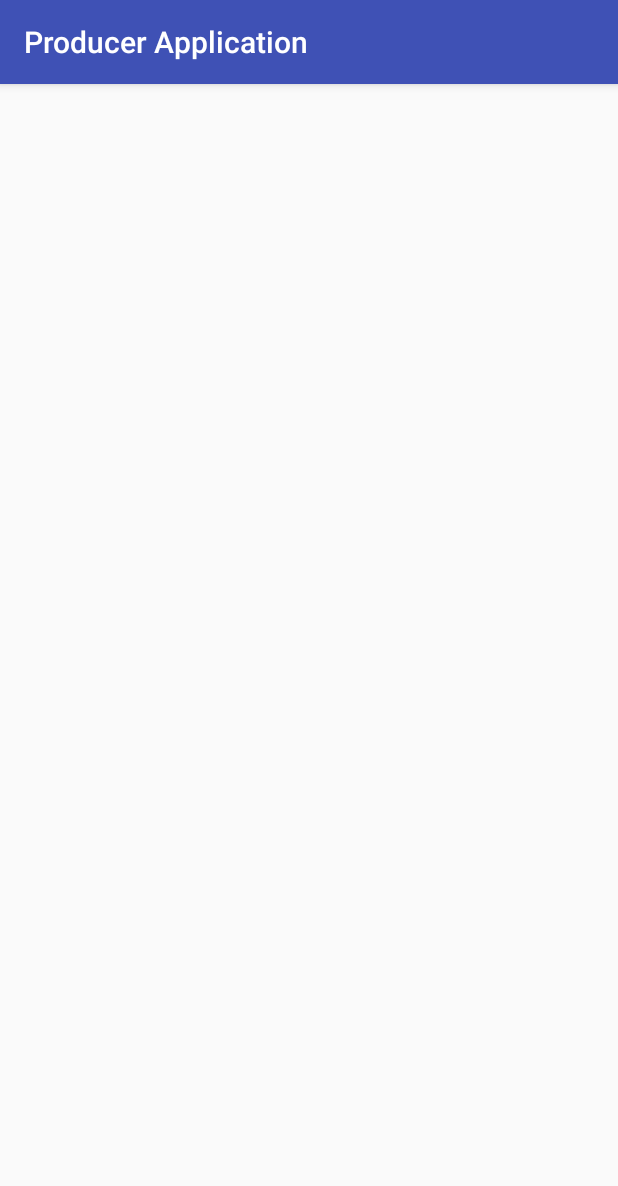
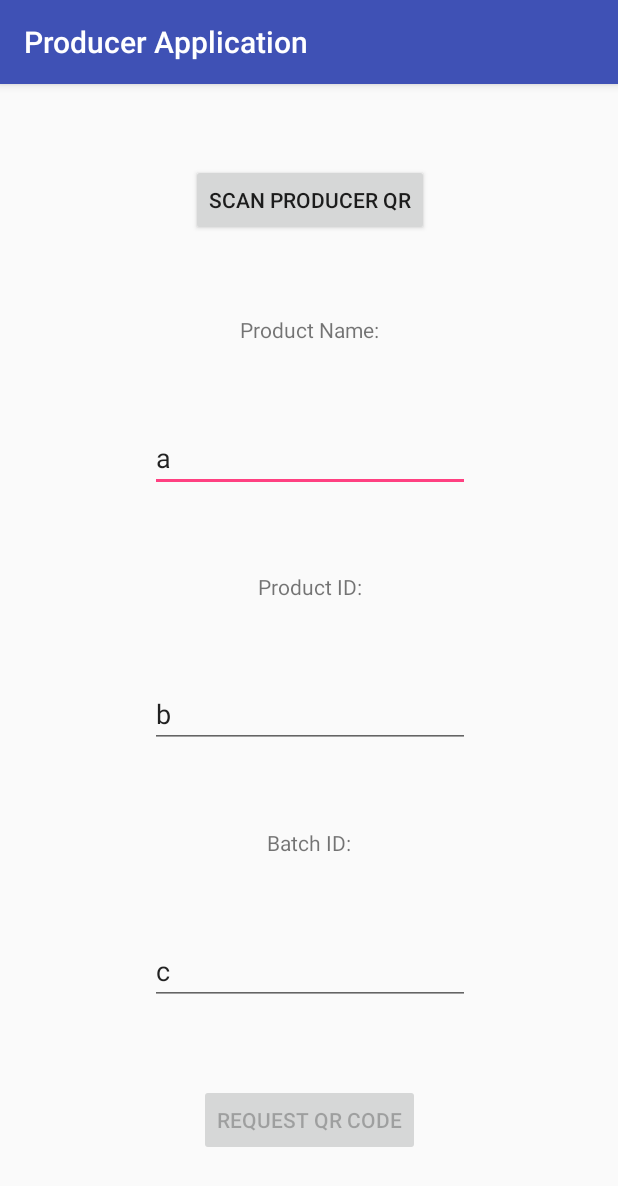
Before and after one commit to SwinburneBlockchain/ProducerApp, an Android app: the screen it shows after launch (ScanProducerQR before the commit, QRCodeParametersActivity after it), after a tap on "REQUEST NEW QR CODE", on a phone screen of 412 x 824 dp. Shown: the top 1186 px of the screen. Run offline under Robolectric (Android 15) with nearby library versions, the phone set to English and light mode, and no system bars.

Commit message:
Squashed many bugs

```diff
--- a/app/src/main/AndroidManifest.xml
+++ b/app/src/main/AndroidManifest.xml
@@ -30,8 +30,7 @@
         <activity android:name=".GenQR.ScanProducerQR" />
         <activity android:name=".ScanQR.LocationParameterActivity" />
         <activity android:name=".AcknowledgementsActivity" />
-        <activity android:name=".ScanQR.TransferProductActivity"></activity>
-        <activity android:name=".ProofOfLocation"></activity>
+        <activity android:name=".ScanQR.ProofOfLocation"></activity>
     </application>
 
 </manifest>
--- a/app/src/main/java/com/swinblockchain/producerapp/MainActivity.java
+++ b/app/src/main/java/com/swinblockchain/producerapp/MainActivity.java
@@ -53,7 +53,7 @@ public class MainActivity extends AppCompatActivity {
      * @param view
      */
     public void requestQRCode(View view) {
-        Intent i = new Intent(MainActivity.this, ScanProducerQR.class);
+        Intent i = new Intent(MainActivity.this, QRCodeParametersActivity.class);
         startActivity(i);
     }
 
--- a/app/src/main/java/com/swinblockchain/producerapp/ProofOfLocation.java
+++ b/app/src/main/java/com/swinblockchain/producerapp/ScanQR/ProofOfLocation.java
@@ -1,4 +1,4 @@
-package com.swinblockchain.producerapp;
+package com.swinblockchain.producerapp.ScanQR;
 
 import android.app.AlertDialog;
 import android.bluetooth.BluetoothAdapter;
@@ -14,6 +14,8 @@ import android.view.View;
 import android.widget.Button;
 import android.widget.TextView;
 import android.widget.Toast;
+
+import com.swinblockchain.producerapp.R;
 
 import java.io.BufferedReader;
 import java.io.BufferedWriter;
--- a/app/src/main/res/layout/activity_main.xml
+++ b/app/src/main/res/layout/activity_main.xml
@@ -24,13 +24,13 @@
         android:layout_width="wrap_content"
         android:layout_height="wrap_content"
         android:onClick="scanQRCode"
-        android:text="@string/scanQR"
+        android:text="Move Product"
         app:layout_constraintBottom_toBottomOf="parent"
         app:layout_constraintLeft_toLeftOf="parent"
         app:layout_constraintRight_toLeftOf="@+id/requestQrButton"
         app:layout_constraintTop_toTopOf="parent"
         app:layout_constraintVertical_bias="0.498"
-        tools:text="@string/scanQR" />
+        tools:text="Move Product" />
 
     <Button
         android:id="@+id/requestQrButton"
--- a/app/src/main/res/layout/activity_proof_of_location.xml
+++ b/app/src/main/res/layout/activity_proof_of_location.xml
@@ -4,7 +4,7 @@
     xmlns:tools="http://schemas.android.com/tools"
     android:layout_width="match_parent"
     android:layout_height="match_parent"
-    tools:context="com.swinblockchain.producerapp.ProofOfLocation"
+    tools:context="com.swinblockchain.producerapp.ScanQR.ProofOfLocation"
     tools:layout_editor_absoluteY="81dp"
     tools:layout_editor_absoluteX="0dp">
 
--- a/app/src/main/res/layout/activity_qrcode_parameters.xml
+++ b/app/src/main/res/layout/activity_qrcode_parameters.xml
@@ -16,32 +16,32 @@
         android:inputType="text"
         android:text="a"
         app:layout_constraintBottom_toTopOf="@+id/productID"
-        app:layout_constraintHorizontal_bias="0.502"
+        app:layout_constraintTop_toBottomOf="@+id/productName"
+        app:layout_constraintRight_toRightOf="parent"
         app:layout_constraintLeft_toLeftOf="parent"
-        app:layout_constraintRight_toRightOf="parent"
-        app:layout_constraintTop_toBottomOf="@+id/productName" />
+        app:layout_constraintHorizontal_bias="0.502" />
 
     <TextView
         android:id="@+id/productName"
         android:layout_width="wrap_content"
         android:layout_height="wrap_content"
         android:text="Product Name:"
-        app:layout_constraintTop_toTopOf="parent"
+        app:layout_constraintBottom_toTopOf="@+id/productNameText"
         app:layout_constraintRight_toRightOf="parent"
         app:layout_constraintLeft_toLeftOf="parent"
         app:layout_constraintHorizontal_bias="0.501"
-        app:layout_constraintBottom_toTopOf="@+id/productNameText" />
+        app:layout_constraintTop_toBottomOf="@+id/scanProducer" />
 
     <Button
-        android:id="@+id/reuqestQRCodeButton"
+        android:id="@+id/requestQRCodeButton"
         android:layout_width="wrap_content"
         android:layout_height="wrap_content"
         android:onClick="requestQR"
         android:text="Request QR Code"
+        app:layout_constraintRight_toRightOf="parent"
+        app:layout_constraintLeft_toLeftOf="parent"
         app:layout_constraintBottom_toBottomOf="parent"
-        app:layout_constraintTop_toBottomOf="@+id/batchIDText"
-        app:layout_constraintRight_toRightOf="parent"
-        app:layout_constraintLeft_toLeftOf="parent" />
+        app:layout_constraintTop_toBottomOf="@+id/batchIDText" />
 
     <TextView
         android:id="@+id/productID"
@@ -62,10 +62,10 @@
         android:inputType="text"
         android:text="b"
         app:layout_constraintBottom_toTopOf="@+id/batchID"
-        app:layout_constraintHorizontal_bias="0.502"
+        app:layout_constraintTop_toBottomOf="@+id/productID"
+        app:layout_constraintRight_toRightOf="parent"
         app:layout_constraintLeft_toLeftOf="parent"
-        app:layout_constraintRight_toRightOf="parent"
-        app:layout_constraintTop_toBottomOf="@+id/productID" />
+        app:layout_constraintHorizontal_bias="0.502" />
 
     <EditText
         android:id="@+id/batchIDText"
@@ -74,11 +74,11 @@
         android:ems="10"
         android:inputType="text"
         android:text="c"
-        app:layout_constraintBottom_toTopOf="@+id/reuqestQRCodeButton"
-        app:layout_constraintHorizontal_bias="0.502"
+        app:layout_constraintBottom_toTopOf="@+id/requestQRCodeButton"
+        app:layout_constraintTop_toBottomOf="@+id/batchID"
+        app:layout_constraintRight_toRightOf="parent"
         app:layout_constraintLeft_toLeftOf="parent"
-        app:layout_constraintRight_toRightOf="parent"
-        app:layout_constraintTop_toBottomOf="@+id/batchID" />
+        app:layout_constraintHorizontal_bias="0.502" />
 
     <TextView
         android:id="@+id/batchID"
@@ -86,7 +86,20 @@
         android:layout_height="wrap_content"
         android:text="Batch ID:"
         app:layout_constraintBottom_toTopOf="@+id/batchIDText"
-        app:layout_constraintTop_toBottomOf="@+id/productIDText"
         app:layout_constraintRight_toRightOf="parent"
-        app:layout_constraintLeft_toLeftOf="parent" />
+        app:layout_constraintLeft_toLeftOf="parent"
+        app:layout_constraintTop_toBottomOf="@+id/productIDText" />
+
+    <Button
+        android:id="@+id/scanProducer"
+        android:layout_width="wrap_content"
+        android:layout_height="wrap_content"
+        android:onClick="scanProducer"
+        android:text="Scan Producer QR"
+        app:layout_constraintBottom_toTopOf="@+id/productName"
+        app:layout_constraintHorizontal_bias="0.502"
+        app:layout_constraintLeft_toLeftOf="parent"
+        app:layout_constraintRight_toRightOf="parent"
+        app:layout_constraintTop_toTopOf="parent"
+        app:layout_constraintVertical_bias="1.0" />
 </android.support.constraint.ConstraintLayout>
```
Also changed, not shown: app/src/main/java/com/swinblockchain/producerapp/GenQR/DisplayQRCodeActivity.java (+52 -34 lines), app/src/main/java/com/swinblockchain/producerapp/GenQR/QRCodeParametersActivity.java (+81 -4 lines), app/src/main/java/com/swinblockchain/producerapp/GenQR/ScanProducerQR.java (+2 -7 lines), app/src/main/java/com/swinblockchain/producerapp/ScanQR/LocationParameterActivity.java (+8 -0 lines), app/src/main/java/com/swinblockchain/producerapp/ScanQR/ScanActivity.java (+10 -17 lines), app/src/main/java/com/swinblockchain/producerapp/ScanQR/TransferProductActivity.java (deleted, +0 -15 lines), app/src/main/res/layout/activity_transfer_product.xml (deleted, +0 -9 lines).
